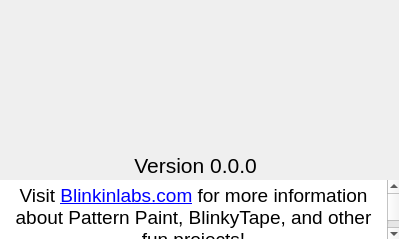
The window that PatternPaint/aboutpatternpaint.ui (Blinkinlabs/PatternPaint) describes before a commit, drawn with Qt 5.
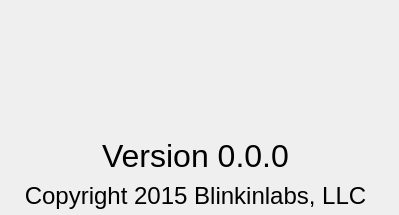
The same window after the commit. Icons and pictures are not drawn.

Commit message: Clean up about window

The edit to the form file:
```diff
--- a/PatternPaint/aboutpatternpaint.ui
+++ b/PatternPaint/aboutpatternpaint.ui
@@ -7,7 +7,7 @@
     <x>0</x>
     <y>0</y>
     <width>399</width>
-    <height>239</height>
+    <height>215</height>
    </rect>
   </property>
   <property name="sizePolicy">
@@ -22,44 +22,19 @@
   <property name="styleSheet">
    <string notr="true">background:url(:/resources/images/PatternPaintAbout.png)</string>
   </property>
-  <widget class="QTextBrowser" name="InfoText">
-   <property name="geometry">
-    <rect>
-     <x>0</x>
-     <y>180</y>
-     <width>401</width>
-     <height>61</height>
-    </rect>
-   </property>
-   <property name="autoFillBackground">
-    <bool>false</bool>
-   </property>
-   <property name="styleSheet">
-    <string notr="true">background:none</string>
-   </property>
-   <property name="frameShape">
-    <enum>QFrame::NoFrame</enum>
-   </property>
-   <property name="html">
-    <string>&lt;!DOCTYPE HTML PUBLIC &quot;-//W3C//DTD HTML 4.0//EN&quot; &quot;http://www.w3.org/TR/REC-html40/strict.dtd&quot;&gt;
-&lt;html&gt;&lt;head&gt;&lt;meta name=&quot;qrichtext&quot; content=&quot;1&quot; /&gt;&lt;style type=&quot;text/css&quot;&gt;
-p, li { white-space: pre-wrap; }
-&lt;/style&gt;&lt;/head&gt;&lt;body style=&quot; font-family:'.Lucida Grande UI'; font-size:13pt; font-weight:400; font-style:normal;&quot;&gt;
-&lt;p align=&quot;center&quot; style=&quot; margin-top:0px; margin-bottom:0px; margin-left:0px; margin-right:0px; -qt-block-indent:0; text-indent:0px;&quot;&gt;&lt;span style=&quot; font-size:14pt;&quot;&gt;Visit &lt;/span&gt;&lt;a href=&quot;http://blinkinlabs.com&quot;&gt;&lt;span style=&quot; font-size:14pt; text-decoration: underline; color:#0000ff;&quot;&gt;Blinkinlabs.com&lt;/span&gt;&lt;/a&gt;&lt;span style=&quot; font-size:14pt;&quot;&gt; for more information about Pattern Paint, BlinkyTape, and other fun projects!&lt;/span&gt;&lt;/p&gt;&lt;/body&gt;&lt;/html&gt;</string>
-   </property>
-  </widget>
   <widget class="QLabel" name="versionLabel">
    <property name="geometry">
     <rect>
      <x>0</x>
-     <y>150</y>
+     <y>140</y>
      <width>391</width>
      <height>31</height>
     </rect>
    </property>
    <property name="font">
     <font>
-     <pointsize>16</pointsize>
+     <family>Helvetica Neue</family>
+     <pointsize>24</pointsize>
     </font>
    </property>
    <property name="styleSheet">
@@ -72,6 +47,31 @@
     <set>Qt::AlignCenter</set>
    </property>
   </widget>
+  <widget class="QLabel" name="versionLabel_2">
+   <property name="geometry">
+    <rect>
+     <x>0</x>
+     <y>180</y>
+     <width>391</width>
+     <height>31</height>
+    </rect>
+   </property>
+   <property name="font">
+    <font>
+     <family>Helvetica Neue</family>
+     <pointsize>18</pointsize>
+    </font>
+   </property>
+   <property name="styleSheet">
+    <string notr="true">background:none</string>
+   </property>
+   <property name="text">
+    <string>Copyright 2015 Blinkinlabs, LLC</string>
+   </property>
+   <property name="alignment">
+    <set>Qt::AlignCenter</set>
+   </property>
+  </widget>
  </widget>
  <resources/>
  <connections/>
```
The commit also changes 3 other files.
